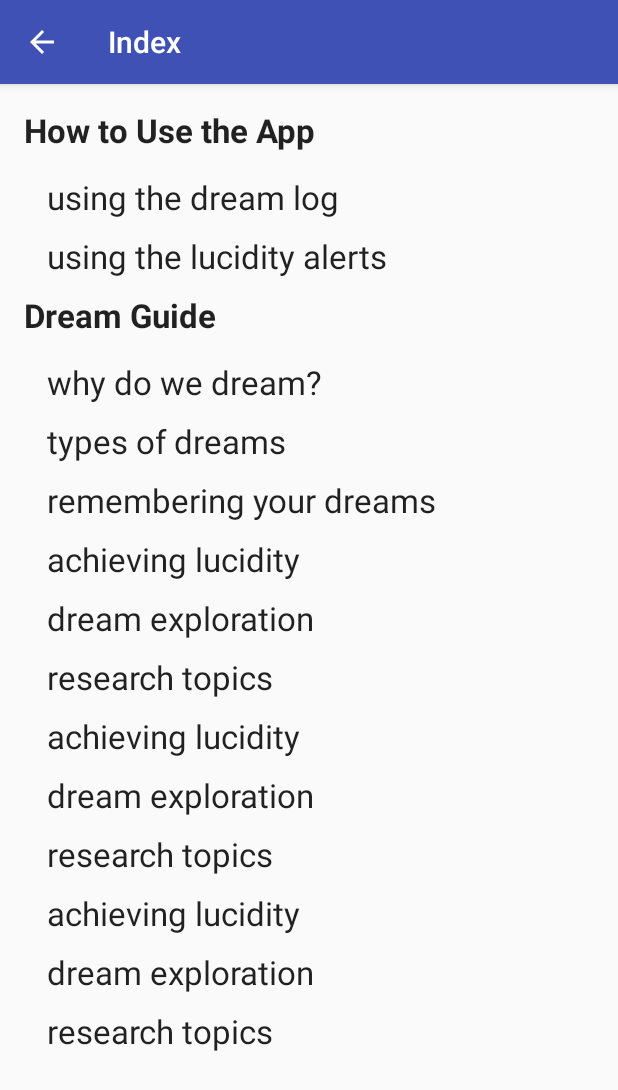
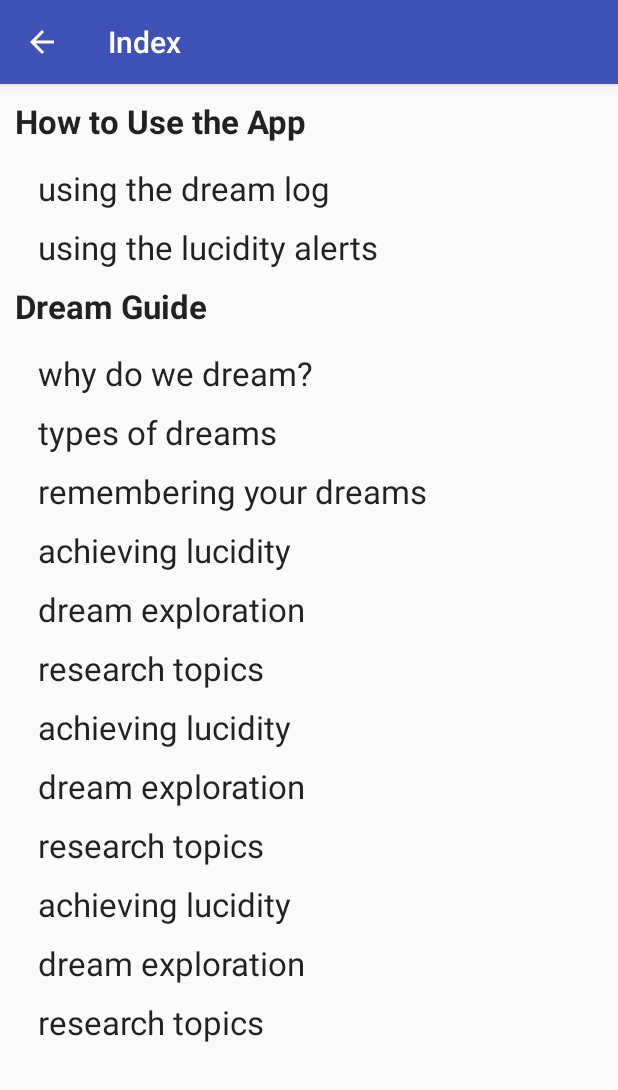
Before and after one commit to FolsomMike/DreamMaster, an Android app: the IndexActivity screen opened directly, with no data from a screen before it, on a phone screen of 412 x 824 dp. Shown: the top 1090 px of the screen. Run offline under Robolectric (Android 15) with nearby library versions, the phone set to English and light mode, and no system bars.

Commit message:
Set up the Index activity to scroll.
Signed-off-by: Mike Schoonover <mike@skoonie.com>

```diff
--- a/app/src/main/res/layout/content_index.xml
+++ b/app/src/main/res/layout/content_index.xml
@@ -1,19 +1,20 @@
 <?xml version="1.0" encoding="utf-8"?>
 
-<LinearLayout xmlns:android="http://schemas.android.com/apk/res/android"
-
+<android.support.v4.widget.NestedScrollView xmlns:android="http://schemas.android.com/apk/res/android"
     xmlns:app="http://schemas.android.com/apk/res-auto"
     xmlns:tools="http://schemas.android.com/tools"
-android:orientation="vertical"
     android:layout_width="match_parent"
     android:layout_height="match_parent"
-android:paddingBottom="@dimen/activity_vertical_margin"
-android:paddingLeft="@dimen/activity_horizontal_margin"
-android:paddingRight="@dimen/activity_horizontal_margin"
-android:paddingTop="@dimen/activity_vertical_margin"
     app:layout_behavior="@string/appbar_scrolling_view_behavior"
     tools:context="com.mksystems.mks.dreammaster.IndexActivity"
     tools:showIn="@layout/activity_index">
+
+    <LinearLayout
+        android:orientation="vertical"
+        android:layout_width="match_parent"
+        android:layout_height="wrap_content"
+        android:paddingLeft="10dp"
+        android:paddingTop="10dp">
 
         <TextView
             android:layout_width="wrap_content"
@@ -170,7 +171,8 @@ tools:showIn="@layout/activity_index">
 
             <!-- end debug mks -->
 
+        </LinearLayout>
 
     </LinearLayout>
 
-</LinearLayout>
+</android.support.v4.widget.NestedScrollView>
```
Lines whose indentation alone changed are shown as unchanged.
